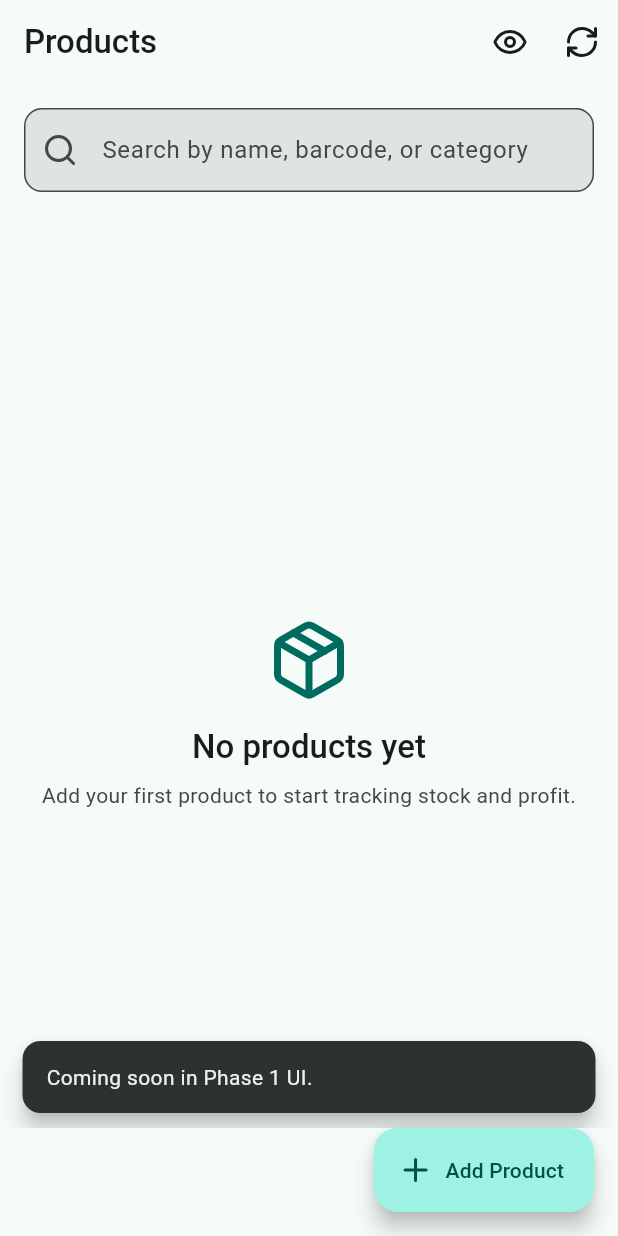
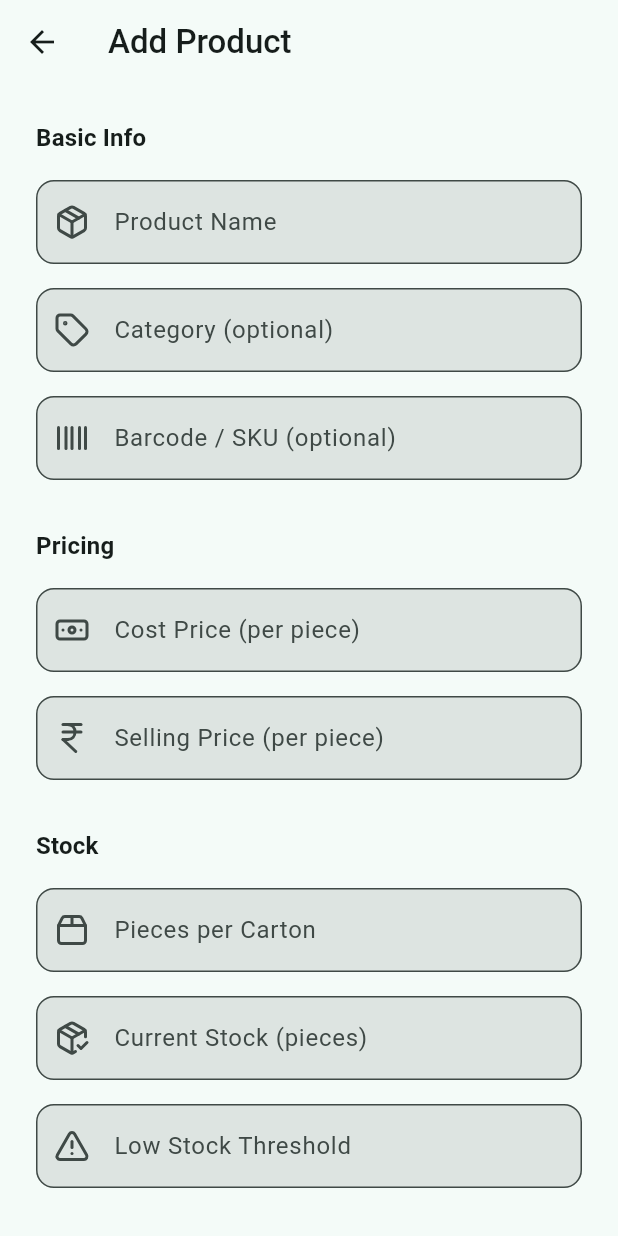
Before and after one commit to Naawaal/Pasal-Pro, a Flutter app: the screen it shows after launch, after a tap on "Add Product", on a phone screen of 412 x 824 dp. Run offline on Flutter 3.47's test engine with Material 3 defaults, Android fonts, the phone set to English and light mode, and no system bars; our stand-ins replace equatable, flutter_riverpod, gap, isar, logger, lucide_icons_flutter; accounts and stored records are empty; generated files the repository leaves out were written again.

Commit message:
Implement product creation and editing functionality with stock adjustment in ProductFormPage

```diff
--- /dev/null
+++ b/lib/features/products/presentation/pages/product_form_page.dart
@@ -0,0 +1,316 @@
+import 'package:flutter/material.dart';
+import 'package:flutter_riverpod/flutter_riverpod.dart';
+import 'package:pasal_pro/core/constants/app_icons.dart';
+import 'package:pasal_pro/core/constants/app_spacing.dart';
+import 'package:pasal_pro/core/theme/app_theme.dart';
+import 'package:pasal_pro/core/utils/result.dart';
+import 'package:pasal_pro/features/products/domain/entities/product.dart';
+import 'package:pasal_pro/features/products/domain/usecases/create_product.dart';
+import 'package:pasal_pro/features/products/domain/usecases/update_product.dart';
+import 'package:pasal_pro/features/products/presentation/providers/products_providers.dart';
+
+/// Product create/edit form page.
+class ProductFormPage extends ConsumerStatefulWidget {
+  final Product? product;
+
+  const ProductFormPage({super.key, this.product});
+
+  @override
+  ConsumerState<ProductFormPage> createState() => _ProductFormPageState();
+}
+
+class _ProductFormPageState extends ConsumerState<ProductFormPage> {
+  final GlobalKey<FormState> _formKey = GlobalKey<FormState>();
+  final TextEditingController _nameController = TextEditingController();
+  final TextEditingController _costController = TextEditingController();
+  final TextEditingController _sellingController = TextEditingController();
+  final TextEditingController _piecesPerCartonController =
+      TextEditingController();
+  final TextEditingController _stockController = TextEditingController();
+  final TextEditingController _lowStockController = TextEditingController();
+  final TextEditingController _categoryController = TextEditingController();
+  final TextEditingController _barcodeController = TextEditingController();
+  bool _isSaving = false;
+
+  bool get _isEditing => widget.product != null;
+
+  @override
+  void initState() {
+    super.initState();
+    final product = widget.product;
+    if (product != null) {
+      _nameController.text = product.name;
+      _costController.text = product.costPrice.toStringAsFixed(2);
+      _sellingController.text = product.sellingPrice.toStringAsFixed(2);
+      _piecesPerCartonController.text = product.piecesPerCarton.toString();
+      _stockController.text = product.stockPieces.toString();
+      _lowStockController.text = product.lowStockThreshold.toString();
+      _categoryController.text = product.category ?? '';
+      _barcodeController.text = product.barcode ?? '';
+    }
+  }
+
+  @override
+  void dispose() {
+    _nameController.dispose();
+    _costController.dispose();
+    _sellingController.dispose();
+    _piecesPerCartonController.dispose();
+    _stockController.dispose();
+    _lowStockController.dispose();
+    _categoryController.dispose();
+    _barcodeController.dispose();
+    super.dispose();
+  }
+
+  @override
+  Widget build(BuildContext context) {
+    return Scaffold(
+      appBar: AppBar(
+        title: Text(_isEditing ? 'Edit Product' : 'Add Product'),
+      ),
+      body: Form(
+        key: _formKey,
+        child: ListView(
+          padding: AppSpacing.paddingLarge,
+          children: [
+            _buildSectionTitle(context, 'Basic Info'),
+            AppSpacing.formFieldGap,
+            _buildTextField(
+              controller: _nameController,
+              label: 'Product Name',
+              icon: AppIcons.package,
+              validator: _requiredText,
+            ),
+            AppSpacing.formFieldGap,
+            _buildTextField(
+              controller: _categoryController,
+              label: 'Category (optional)',
+              icon: AppIcons.tag,
+            ),
+            AppSpacing.formFieldGap,
+            _buildTextField(
+              controller: _barcodeController,
+              label: 'Barcode / SKU (optional)',
+              icon: AppIcons.barcode,
+            ),
+            AppSpacing.formSectionGap,
+            _buildSectionTitle(context, 'Pricing'),
+            AppSpacing.formFieldGap,
+            _buildNumberField(
+              controller: _costController,
+              label: 'Cost Price (per piece)',
+              icon: AppIcons.cash,
+              validator: _requiredNonNegative,
+            ),
+            AppSpacing.formFieldGap,
+            _buildNumberField(
+              controller: _sellingController,
+              label: 'Selling Price (per piece)',
+              icon: AppIcons.rupee,
+              validator: _requiredNonNegative,
+            ),
+            AppSpacing.formSectionGap,
+            _buildSectionTitle(context, 'Stock'),
+            AppSpacing.formFieldGap,
+            _buildIntField(
+              controller: _piecesPerCartonController,
+              label: 'Pieces per Carton',
+              icon: AppIcons.carton,
+              validator: _requiredPositiveInt,
+            ),
+            AppSpacing.formFieldGap,
+            _buildIntField(
+              controller: _stockController,
+              label: 'Current Stock (pieces)',
+              icon: AppIcons.inStock,
+              validator: _requiredNonNegativeInt,
+            ),
+            AppSpacing.formFieldGap,
+            _buildIntField(
+              controller: _lowStockController,
+              label: 'Low Stock Threshold',
+              icon: AppIcons.alertTriangle,
+              validator: _requiredNonNegativeInt,
+            ),
+            AppSpacing.formSectionGap,
+            FilledButton.icon(
+              onPressed: _isSaving ? null : _saveProduct,
+              icon: Icon(_isEditing ? AppIcons.save : AppIcons.add),
+              label: Text(_isEditing ? 'Save Changes' : 'Create Product'),
+            ),
+            AppSpacing.small,
+            Text(
+              'Selling price should be equal to or higher than cost price.',
+              style: Theme.of(context).textTheme.bodySmall?.copyWith(
+                    color: Theme.of(context).colorScheme.onSurfaceVariant,
+                  ),
+            ),
+          ],
+        ),
+      ),
+    );
+  }
+
+  Widget _buildSectionTitle(BuildContext context, String label) {
+    return Text(
+      label,
+      style: Theme.of(context)
+          .textTheme
+          .titleMedium
+          ?.copyWith(fontWeight: FontWeight.w600),
+    );
+  }
+
+  Widget _buildTextField({
+    required TextEditingController controller,
+    required String label,
+    required IconData icon,
+    String? Function(String?)? validator,
+  }) {
+    return TextFormField(
+      controller: controller,
+      textInputAction: TextInputAction.next,
+      decoration: InputDecoration(
+        labelText: label,
+        prefixIcon: Icon(icon),
+      ),
+      validator: validator,
+    );
+  }
+
+  Widget _buildNumberField({
+    required TextEditingController controller,
+    required String label,
+    required IconData icon,
+    String? Function(String?)? validator,
+  }) {
+    return TextFormField(
+      controller: controller,
+      keyboardType: const TextInputType.numberWithOptions(decimal: true),
+      textInputAction: TextInputAction.next,
+      decoration: InputDecoration(
+        labelText: label,
+        prefixIcon: Icon(icon),
+      ),
+      validator: validator,
+    );
+  }
+
+  Widget _buildIntField({
+    required TextEditingController controller,
+    required String label,
+    required IconData icon,
+    String? Function(String?)? validator,
+  }) {
+    return TextFormField(
+      controller: controller,
+      keyboardType: TextInputType.number,
+      textInputAction: TextInputAction.next,
+      decoration: InputDecoration(
+        labelText: label,
+        prefixIcon: Icon(icon),
+      ),
+      validator: validator,
+    );
+  }
+
+  String? _requiredText(String? value) {
+    if (value == null || value.trim().isEmpty) {
+      return 'This field is required.';
+    }
+    return null;
+  }
+
+  String? _requiredNonNegative(String? value) {
+    final parsed = double.tryParse(value ?? '');
+    if (parsed == null) return 'Enter a valid number.';
+    if (parsed < 0) return 'Value cannot be negative.';
+    return null;
+  }
+
+  String? _requiredPositiveInt(String? value) {
+    final parsed = int.tryParse(value ?? '');
+    if (parsed == null) return 'Enter a valid number.';
+    if (parsed <= 0) return 'Value must be greater than zero.';
+    return null;
+  }
+
+  String? _requiredNonNegativeInt(String? value) {
+    final parsed = int.tryParse(value ?? '');
+    if (parsed == null) return 'Enter a valid number.';
+    if (parsed < 0) return 'Value cannot be negative.';
+    return null;
+  }
+
+  Future<void> _saveProduct() async {
+    final form = _formKey.currentState;
+    if (form == null || !form.validate()) return;
+
+    final cost = double.tryParse(_costController.text.trim()) ?? 0;
+    final selling = double.tryParse(_sellingController.text.trim()) ?? 0;
+    if (selling < cost) {
+      _showError('Selling price must be at least the cost price.');
+      return;
+    }
+
+    setState(() => _isSaving = true);
+    final now = DateTime.now();
+    final existing = widget.product;
+    final product = Product(
+      id: existing?.id ?? 0,
+      name: _nameController.text.trim(),
+      costPrice: cost,
+      sellingPrice: selling,
+      piecesPerCarton: int.tryParse(_piecesPerCartonController.text.trim()) ?? 1,
+      stockPieces: int.tryParse(_stockController.text.trim()) ?? 0,
+      lowStockThreshold: int.tryParse(_lowStockController.text.trim()) ?? 0,
+      category: _categoryController.text.trim().isEmpty
+          ? null
+          : _categoryController.text.trim(),
+      barcode: _barcodeController.text.trim().isEmpty
+          ? null
+          : _barcodeController.text.trim(),
+      isActive: existing?.isActive ?? true,
+      createdAt: existing?.createdAt ?? now,
+      updatedAt: now,
+    );
+
+    final result = _isEditing
+        ? await ref.read(updateProductProvider)(
+            UpdateProductParams(product: product),
+          )
+        : await ref.read(createProductProvider)(
+            CreateProductParams(product: product),
+          );
+
+    result.fold(
+      onSuccess: (_) {
+        if (mounted) {
+          ScaffoldMessenger.of(context).showSnackBar(
+            SnackBar(
+              content: Text(
+                _isEditing ? 'Product updated.' : 'Product created.',
+              ),
+            ),
+          );
+          Navigator.of(context).pop(true);
+        }
+      },
+      onError: (failure) => _showError(failure.message),
+    );
+
+    if (mounted) {
+      setState(() => _isSaving = false);
+    }
+  }
+
+  void _showError(String message) {
+    ScaffoldMessenger.of(context).showSnackBar(
+      SnackBar(
+        content: Text(message),
+        backgroundColor: AppTheme.lossColor,
+      ),
+    );
+  }
+}
```
Also changed, not shown: lib/features/products/presentation/pages/products_page.dart (+116 -6 lines), lib/features/products/presentation/providers/products_providers.dart (+16 -0 lines), lib/features/products/presentation/widgets/product_list_item.dart (+7 -0 lines).
